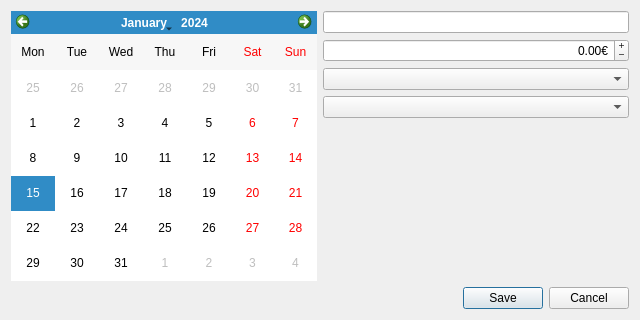
The window that lib/TransferDialog.ui (choosyg/Buchhaltung) describes before a commit, drawn with Qt 5.
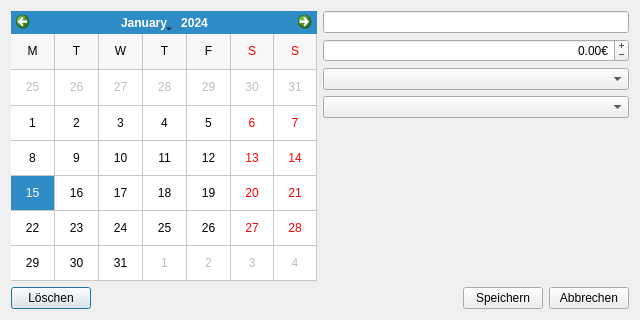
The same window after the commit.

Commit message: Added delete button for transfers and option to split transfer to all non negative individual internal accounts

The edit to the form file:
```diff
--- a/lib/TransferDialog.ui
+++ b/lib/TransferDialog.ui
@@ -22,9 +22,21 @@
        <verstretch>0</verstretch>
       </sizepolicy>
      </property>
+     <property name="gridVisible">
+      <bool>true</bool>
+     </property>
+     <property name="horizontalHeaderFormat">
+      <enum>QCalendarWidget::SingleLetterDayNames</enum>
+     </property>
      <property name="verticalHeaderFormat">
       <enum>QCalendarWidget::NoVerticalHeader</enum>
      </property>
+     <property name="navigationBarVisible">
+      <bool>true</bool>
+     </property>
+     <property name="dateEditAcceptDelay">
+      <number>100</number>
+     </property>
     </widget>
    </item>
    <item row="0" column="1">
@@ -75,15 +87,43 @@
      </item>
     </layout>
    </item>
-   <item row="1" column="1">
-    <widget class="QDialogButtonBox" name="buttonBox">
-     <property name="orientation">
-      <enum>Qt::Horizontal</enum>
-     </property>
-     <property name="standardButtons">
-      <set>QDialogButtonBox::Cancel|QDialogButtonBox::Save</set>
-     </property>
-    </widget>
+   <item row="1" column="0" colspan="2">
+    <layout class="QHBoxLayout" name="horizontalLayout">
+     <item>
+      <widget class="QPushButton" name="deleteButton">
+       <property name="text">
+        <string>Löschen</string>
+       </property>
+      </widget>
+     </item>
+     <item>
+      <spacer name="horizontalSpacer">
+       <property name="orientation">
+        <enum>Qt::Horizontal</enum>
+       </property>
+       <property name="sizeHint" stdset="0">
+        <size>
+         <width>40</width>
+         <height>20</height>
+        </size>
+       </property>
+      </spacer>
+     </item>
+     <item>
+      <widget class="QPushButton" name="saveButton">
+       <property name="text">
+        <string>Speichern</string>
+       </property>
+      </widget>
+     </item>
+     <item>
+      <widget class="QPushButton" name="cancelButton">
+       <property name="text">
+        <string>Abbrechen</string>
+       </property>
+      </widget>
+     </item>
+    </layout>
    </item>
   </layout>
  </widget>
```
Left out of the diff: 16 changed lines with no effect on the pictures. The commit also changes 6 other files.
